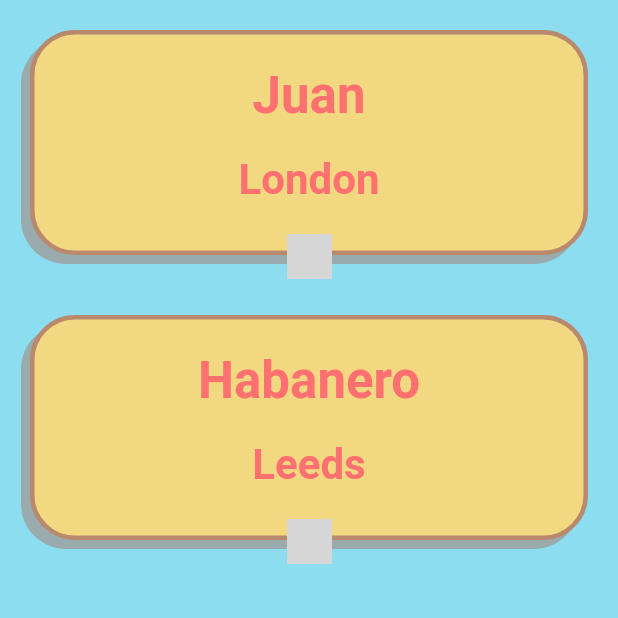
After one commit to muhsinaltintop/tlydp, a Flutter app: the screen it shows after launch, on a phone screen of 412 x 824 dp, the top half of it. The commit adds this screen. Run offline on Flutter 3.47's test engine with Material 2 defaults, Android fonts, the phone set to English and light mode, and no system bars; network calls fail; grey boxes are pictures that could not be loaded.

Commit message:
template design of ducks found

```diff
--- /dev/null
+++ b/lib/data/user_found_ducks.dart
@@ -0,0 +1,15 @@
+class UserFoundDucks {
+  late String duckName;
+  late String locationFound;
+  late String comments;
+  late String img;
+
+  UserFoundDucks(
+    {
+      required this.duckName,
+      required this.locationFound,
+      required this.comments,
+      required this.img
+    }
+  );
+}
--- /dev/null
+++ b/lib/data/utils.dart
@@ -0,0 +1,21 @@
+import 'package:tlydp/data/user_found_ducks.dart';
+
+
+class Utils {
+  static List <UserFoundDucks> getUserFoundDucks() {
+    return [
+      UserFoundDucks(
+        duckName: "Juan",
+        locationFound: "London",
+        comments: "Easy to find",
+        img: "https://m.media-amazon.com/images/I/51V3kV6BH2L._AC_SL1500_.jpg"
+      ),
+      UserFoundDucks(
+        duckName: "Habanero",
+        locationFound: "Leeds",
+        comments: "Did not mean to find this duck",
+        img: "https://www.munchkin.co.uk/media/catalog/product/cache/fa94a348188ff11085d90b41566e795b/s/m/small_72_dpi_jpg-31001_047f.jpg"
+      )
+    ];
+  }
+}
--- a/lib/main.dart
+++ b/lib/main.dart
@@ -1,7 +1,7 @@
 // ignore_for_file: prefer_const_constructors
 
 import 'package:flutter/material.dart';
-import '../screens/landing_screen.dart';
+import 'package:tlydp/screens/my_duck_finds.dart';
 
 void main() {
   runApp(YellowDuckApp());
@@ -14,8 +14,8 @@ class YellowDuckApp extends StatelessWidget {
   Widget build(BuildContext context) {
     return MaterialApp(
       theme:
-          ThemeData(scaffoldBackgroundColor: Color.fromARGB(255, 255, 209, 6)),
-      home: LandingScreen(),
+          ThemeData(scaffoldBackgroundColor: Color.fromARGB(255, 140, 221, 240)),
+      home: DuckFinds(),
     );
   }
 }
--- /dev/null
+++ b/lib/screens/my_duck_finds.dart
@@ -0,0 +1,40 @@
+import 'package:flutter/material.dart';
+import 'package:tlydp/data/user_found_ducks.dart';
+import 'package:tlydp/data/utils.dart';
+import 'package:tlydp/widgets/duck_card.dart';
+
+class DuckFinds extends StatefulWidget {
+  const DuckFinds({Key? key}) : super(key: key);
+
+  @override
+  DuckFindsState createState() => DuckFindsState();
+}
+
+class DuckFindsState extends State<DuckFinds> {
+  List<UserFoundDucks> duckFinds = Utils.getUserFoundDucks();
+
+  @override
+  Widget build(BuildContext context) {
+    return Scaffold(
+      body: Container(
+            child: Column(
+              children: [Expanded(
+                child: ListView.builder(
+                  itemCount: duckFinds.length,
+                  itemBuilder: (BuildContext context, int index) {
+                    return Container(
+                      child: DuckCard(
+                        duckFinds[index].duckName,
+                        duckFinds[index].locationFound,
+                        duckFinds[index].comments,
+                        duckFinds[index].img,)
+                    );
+                  },
+                ),
+              ),
+            ]
+          ),
+      )
+    );
+  }
+}
--- /dev/null
+++ b/lib/widgets/duck_card.dart
@@ -0,0 +1,60 @@
+import 'package:flutter/material.dart';
+
+class DuckCard extends StatelessWidget {
+  String duckName;
+  String locationFound;
+  String comments;
+  String img;
+
+  DuckCard(this.duckName, this.locationFound, this.comments, this.img, {Key? key}) : super(key: key);
+
+  @override
+  Widget build(BuildContext context) {
+    return Container(
+      margin: const EdgeInsets.all(20),
+      height: 150,
+      width: 350,
+      alignment: Alignment.center,
+      decoration: BoxDecoration(
+      border: Border.all(
+        color: const Color.fromARGB(255, 185, 137, 109),
+        width: 3),
+        borderRadius: BorderRadius.circular(30),
+        color: const Color.fromARGB(255, 241, 216, 129),
+        boxShadow: [
+          BoxShadow(
+          color: Colors.grey.withOpacity(0.8),
+          offset: const Offset(-6, 6),
+        ),],
+      ),
+      child: Column(
+        children: [
+          Padding(
+            padding: const EdgeInsets.fromLTRB(0, 20, 0, 0),
+            child: Text(duckName,
+              style: const TextStyle(
+                fontWeight: FontWeight.bold,
+                fontSize: 34,
+                color: Color.fromARGB(255, 255, 112, 112)
+              ),
+            )
+          ),
+          Padding(
+            padding: EdgeInsets.fromLTRB(20, 20, 20, 20),
+            child: Text(locationFound,
+              style: const TextStyle(
+                fontWeight: FontWeight.bold,
+                fontSize: 28,
+                color: Color.fromARGB(255, 255, 112, 112)
+              ),
+            )
+          ),
+          Image(
+            image: NetworkImage(img),
+            width: 30,
+          )
+        ]
+      )
+    );
+  }
+}
```
Also changed, not shown: pubspec.lock.
